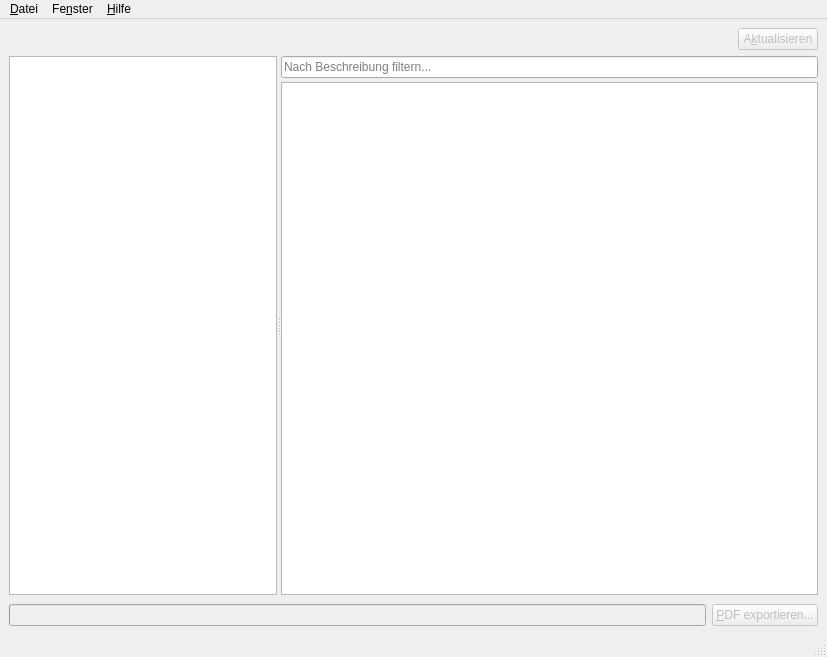
The window that forms/archivviewer.ui (crispinus2/archivviewer) describes before a commit, drawn with Qt 5.
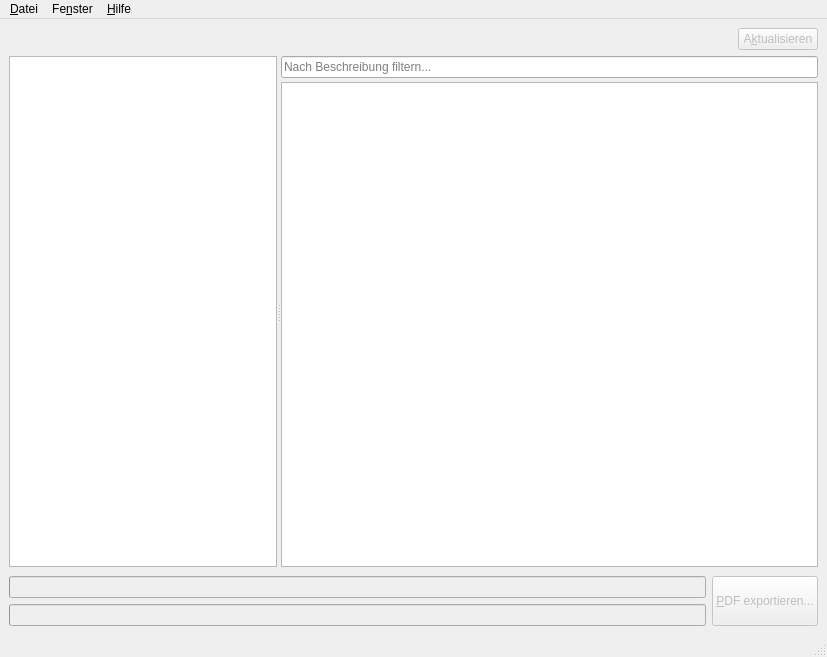
The same window after the commit. Icons and pictures are not drawn.

Commit message: * Begin implementing progress bar for single file generation * add buildscript

What changed in the file:
```diff
--- a/forms/archivviewer.ui
+++ b/forms/archivviewer.ui
@@ -207,6 +207,34 @@
         <number>0</number>
        </property>
        <item>
+        <widget class="QWidget" name="widget_4" native="true">
+         <layout class="QVBoxLayout" name="verticalLayout_4">
+          <property name="leftMargin">
+           <number>0</number>
+          </property>
+          <property name="topMargin">
+           <number>0</number>
+          </property>
+          <property name="rightMargin">
+           <number>0</number>
+          </property>
+          <property name="bottomMargin">
+           <number>0</number>
+          </property>
+          <item>
+           <widget class="QProgressBar" name="exportFileProgress">
+            <property name="enabled">
+             <bool>false</bool>
+            </property>
+            <property name="value">
+             <number>0</number>
+            </property>
+            <property name="textVisible">
+             <bool>false</bool>
+            </property>
+           </widget>
+          </item>
+          <item>
         <widget class="QProgressBar" name="exportProgress">
          <property name="enabled">
           <bool>false</bool>
@@ -228,11 +256,20 @@
          </property>
         </widget>
        </item>
+         </layout>
+        </widget>
+       </item>
        <item>
         <widget class="QPushButton" name="exportPdf">
          <property name="enabled">
           <bool>false</bool>
          </property>
+         <property name="sizePolicy">
+          <sizepolicy hsizetype="Minimum" vsizetype="Preferred">
+           <horstretch>0</horstretch>
+           <verstretch>0</verstretch>
+          </sizepolicy>
+         </property>
          <property name="styleSheet">
           <string notr="true">QTableView::item:selected{background-color: palette(highlight); color: palette(highlightedText);};</string>
          </property>
```
Lines whose indentation alone changed are shown as unchanged. The commit also changes 3 other files.
